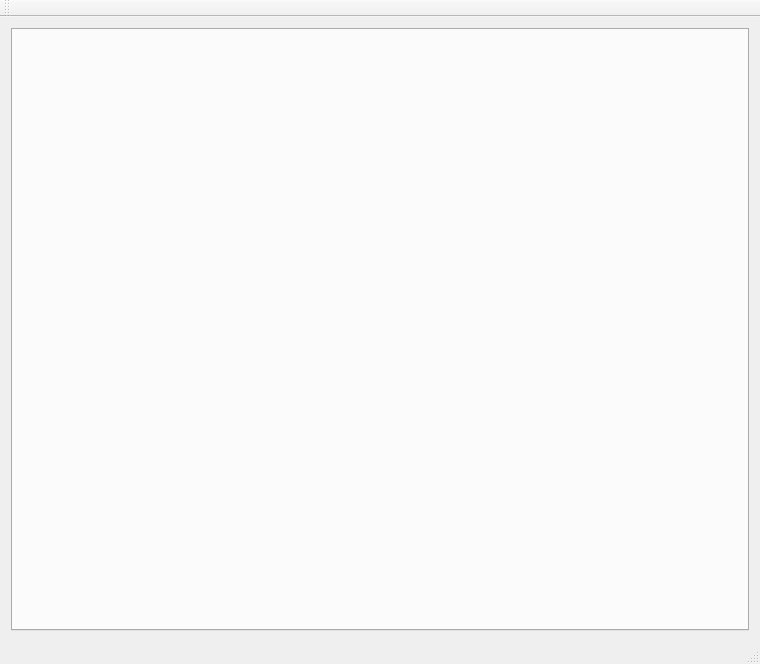
The window that DevelopmentHelper/DevelopmentHelper.ui (Ulle84/UllesSourceCode) describes before a commit, drawn with Qt 5.
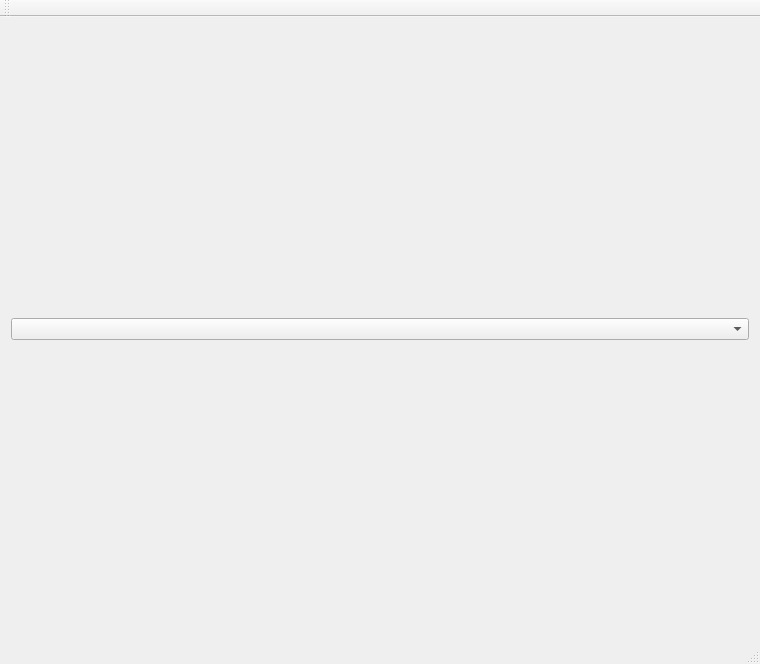
The same window after the commit.

```diff
--- a/DevelopmentHelper/DevelopmentHelper.ui
+++ b/DevelopmentHelper/DevelopmentHelper.ui
@@ -14,19 +14,9 @@
    <string>DevelopmentHelper</string>
   </property>
   <widget class="QWidget" name="centralWidget">
-   <layout class="QGridLayout" name="gridLayout">
-    <item row="0" column="0">
-     <widget class="QTabWidget" name="tabWidget">
-      <property name="tabPosition">
-       <enum>QTabWidget::East</enum>
-      </property>
-      <property name="currentIndex">
-       <number>-1</number>
-      </property>
-      <property name="movable">
-       <bool>false</bool>
-      </property>
-     </widget>
+   <layout class="QVBoxLayout" name="verticalLayout">
+    <item>
+     <widget class="QComboBox" name="comboBox"/>
     </item>
    </layout>
   </widget>
```
